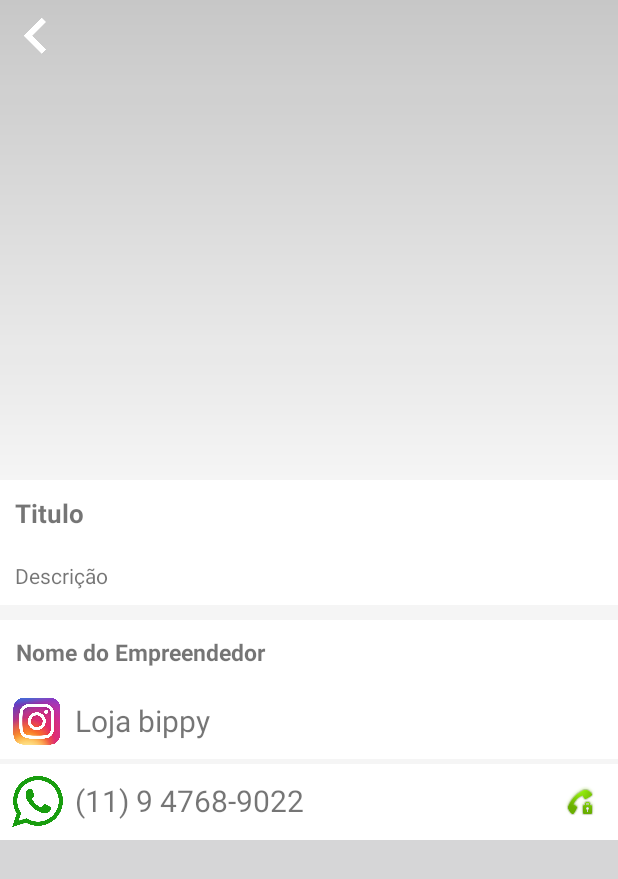
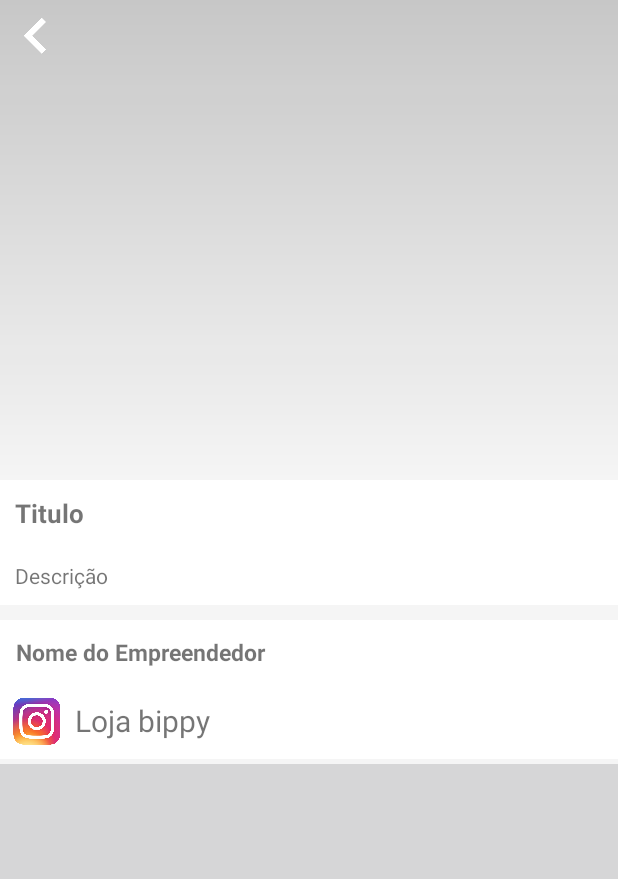
Before and after one commit to ribeiroantonio/feirapreta, an Android app: the DetailsActivity screen opened directly, with no data from a screen before it, on a phone screen of 412 x 824 dp. Shown: the top 879 px of the screen. Run offline under Robolectric (Android 15) with nearby library versions, the phone set to English and light mode, and no system bars; libraries missing offline, so code that uses them is left out: com.facebook.drawee; plain views replace SimpleDraweeView; pictures from the network do not load; 3 statements that could not run were skipped.

Commit message:
Update AndroidManifest.xml
The app was crashing while loading the images at DetailsActivity.

```diff
--- a/app/src/main/AndroidManifest.xml
+++ b/app/src/main/AndroidManifest.xml
@@ -9,6 +9,7 @@
         android:allowBackup="true"
         android:icon="@mipmap/ic_launcher"
         android:label="@string/app_name"
+        android:largeHeap="true"
         android:supportsRtl="true"
         android:theme="@style/LaunchTheme">
         <activity
--- a/app/src/main/java/br/com/feirapreta/activities/DetailsActivity.java
+++ b/app/src/main/java/br/com/feirapreta/activities/DetailsActivity.java
@@ -35,7 +35,7 @@ public class DetailsActivity extends AppCompatActivity{
     private TextView postCaption;
     private TextView postPersonName;
     private TextView postPersonUser;
-    private TextView postpersonPhone;
+    //private TextView postpersonPhone;
     private Post post;
     private Bundle bundle;
 
@@ -70,7 +70,7 @@ public class DetailsActivity extends AppCompatActivity{
         postCaption = findViewById(R.id.details_post_caption);
         postPersonName = findViewById(R.id.details_user_name);
         postPersonUser = findViewById(R.id.details_user_nickname);
-        postpersonPhone = findViewById(R.id.details_user_phone);
+        //postpersonPhone = findViewById(R.id.details_user_phone);
         backButton = findViewById(R.id.details_back_button);
 
     }
@@ -98,12 +98,12 @@ public class DetailsActivity extends AppCompatActivity{
             titlePost = ("Post - " + post.getPerson().getFullNameInstagram());
         }
 
-        postImage.setImageURI(Uri.parse(post.getImageStandardResolution()));
+        postImage.setImageURI(Uri.parse(post.getImageLowResolution()));
         postTitle.setText(titlePost);
         postCaption.setText(post.getSubtitle().replace("?", ""));
         postPersonName.setText(post.getPerson().getFullNameInstagram());
         postPersonUser.setText("@" + post.getPerson().getUsernameInstagram());
-        postpersonPhone.setText(post.getPerson().getPhoneNumber());
+        //postpersonPhone.setText(post.getPerson().getPhoneNumber());
 
         postPersonUser.setOnClickListener(new View.OnClickListener() {
             @Override
--- a/app/src/main/res/layout/activity_details.xml
+++ b/app/src/main/res/layout/activity_details.xml
@@ -126,7 +126,7 @@
                 android:layout_width="match_parent"
                 android:layout_height="3dp" />
 
-            <LinearLayout
+            <!--<LinearLayout
                 android:layout_width="match_parent"
                 android:layout_height="wrap_content"
                 android:background="@color/white"
@@ -163,7 +163,7 @@
 
                 </LinearLayout>
 
-            </LinearLayout>
+            </LinearLayout>-->
 
         </LinearLayout>
 
```
Also changed, not shown: 796 other files.
